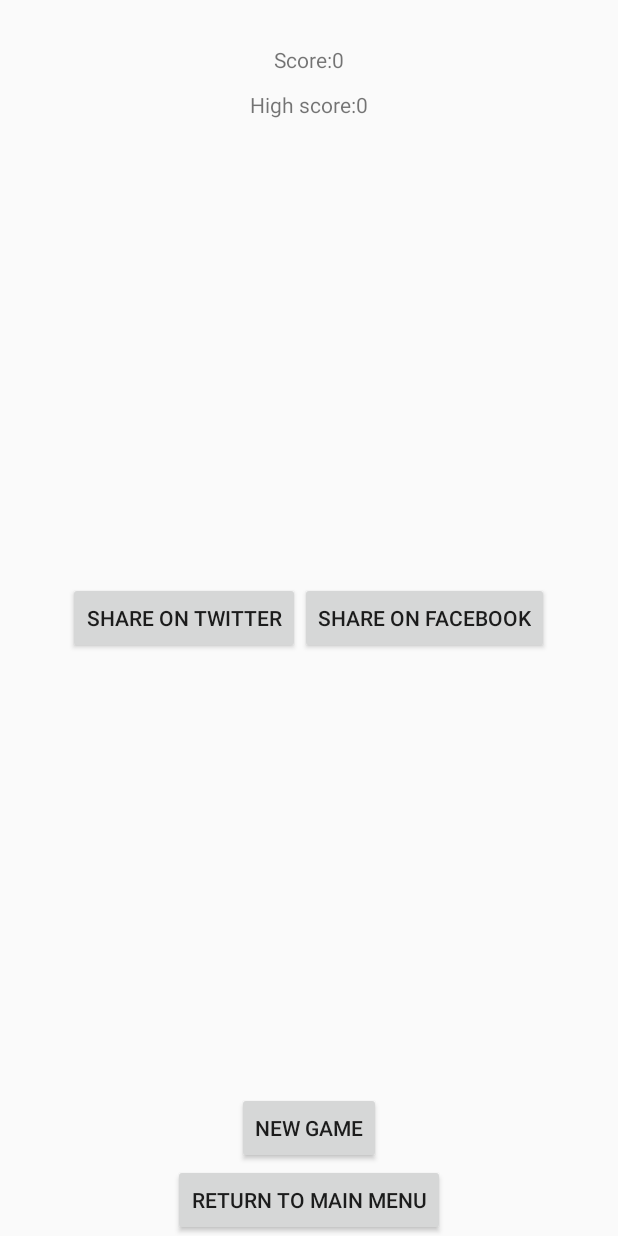
After one commit to valvec/Dr_International, an Android app: the End_game screen opened directly, with no data from a screen before it, on a phone screen of 412 x 824 dp. The commit adds this screen. Run offline under Robolectric (Android 15) with nearby library versions, the phone set to English and light mode, and no system bars; Roboto replaces fonts that are not available here; 1 statement that could not run was skipped.

Commit message:
End Game activity, top score dodan.

```diff
--- a/app/src/main/AndroidManifest.xml
+++ b/app/src/main/AndroidManifest.xml
@@ -1,10 +1,12 @@
 <?xml version="1.0" encoding="utf-8"?>
 <manifest xmlns:android="http://schemas.android.com/apk/res/android"
     package="com.example.drinternational">
+
     <uses-permission android:name="android.permission.INTERNET" />
     <uses-permission android:name="android.permission.ACCESS_FINE_LOCATION" />
     <uses-permission android:name="android.permission.ACCESS_COARSE_LOCATION" />
-    <uses-permission android:name="android.permission.ACCESS_NETWORK_STATE"/>
+    <uses-permission android:name="android.permission.ACCESS_NETWORK_STATE" />
+
     <application
         android:allowBackup="true"
         android:icon="@mipmap/ic_launcher"
@@ -12,6 +14,9 @@
         android:roundIcon="@mipmap/ic_launcher_round"
         android:supportsRtl="true"
         android:theme="@style/Theme.Design.Light.NoActionBar">
+        <activity
+            android:name=".End_game"
+            android:exported="false" />
 
         <meta-data
             android:name="com.google.android.geo.API_KEY"
--- a/app/src/main/java/com/example/drinternational/Ac2Quiz.java
+++ b/app/src/main/java/com/example/drinternational/Ac2Quiz.java
@@ -5,6 +5,7 @@ import static java.lang.Thread.sleep;
 import androidx.annotation.Nullable;
 import androidx.appcompat.app.AppCompatActivity;
 
+import android.content.Intent;
 import android.graphics.Color;
 import android.os.Bundle;
 import android.os.Handler;
@@ -72,9 +73,9 @@ public class Ac2Quiz extends AppCompatActivity implements OnStreetViewPanoramaRe
     }
 
     void finishQuiz(){
-        Toast vt=Toast.makeText(this,"konec " + (Integer.toString(score)),Toast.LENGTH_SHORT);
-        vt.show();
-        naloziLokacijo();
+        Intent intent= new Intent(this,End_game.class);
+        intent.putExtra("score",score);
+        startActivity(intent);
     }
 
     @Override
--- /dev/null
+++ b/app/src/main/java/com/example/drinternational/End_game.java
@@ -0,0 +1,49 @@
+package com.example.drinternational;
+
+import androidx.appcompat.app.AppCompatActivity;
+
+import android.annotation.SuppressLint;
+import android.content.Context;
+import android.content.Intent;
+import android.content.SharedPreferences;
+import android.os.Bundle;
+import android.view.View;
+import android.widget.TextView;
+
+public class End_game extends AppCompatActivity {
+
+
+
+    @SuppressLint("SetTextI18n")
+    @Override
+    protected void onCreate(Bundle savedInstanceState) {
+        super.onCreate(savedInstanceState);
+        setContentView(R.layout.activity_end_game);
+        TextView scoreTv=findViewById(R.id.ScoreText);
+        int score=getIntent().getExtras().getInt("score");
+        scoreTv.setText(getString(R.string.ScoreText)+ score);
+
+        SharedPreferences shramba = getPreferences(Context.MODE_PRIVATE);
+        String kljucTopScore = getResources().getString(R.string.klucTopScore);
+        int topScore = shramba.getInt(kljucTopScore,0);
+
+        if (score>topScore) topScore=score;
+
+        TextView topTv=findViewById(R.id.HighScoreText);
+        topTv.setText(getString(R.string.HighScoreText)+ topScore);
+
+        SharedPreferences.Editor editor = shramba.edit();
+        editor.putInt(kljucTopScore,topScore);
+        editor.commit();
+    }
+
+    public void onClickNG(View view) {
+        Intent Ac2Quiz=new Intent(this, Ac2Quiz.class);
+        startActivity(Ac2Quiz);
+    }
+
+    public void onClickRM(View view) {
+        Intent mainMenu= new Intent(this,MainActivity.class);
+        startActivity(mainMenu);
+    }
+}
--- /dev/null
+++ b/app/src/main/res/layout/activity_end_game.xml
@@ -0,0 +1,75 @@
+<?xml version="1.0" encoding="utf-8"?>
+<RelativeLayout xmlns:android="http://schemas.android.com/apk/res/android"
+    android:layout_width="match_parent"
+    android:layout_height="match_parent"
+    android:paddingLeft="16dp"
+    android:paddingRight="16dp" >
+
+    <TextView
+        android:id="@+id/ScoreText"
+        android:layout_width="wrap_content"
+        android:layout_height="wrap_content"
+        android:text="@string/error"
+        android:layout_alignParentTop="true"
+        android:layout_centerInParent="true"
+        android:paddingTop="30dp"
+        android:paddingBottom="30dp"
+
+        />
+
+    <TextView
+        android:id="@+id/HighScoreText"
+        android:layout_width="wrap_content"
+        android:layout_height="wrap_content"
+        android:text="@string/error"
+        android:layout_alignBottom="@id/ScoreText"
+        android:layout_centerInParent="true"
+        />
+
+    <RelativeLayout
+        android:layout_width="wrap_content"
+        android:layout_height="wrap_content"
+        android:layout_centerInParent="true"
+        >
+        <Button
+            android:id="@+id/fb"
+            android:layout_width="wrap_content"
+            android:layout_height="wrap_content"
+            android:layout_toRightOf="@+id/twitter"
+            android:text="@string/share_on_facebook" />
+
+        <Button
+            android:id="@id/twitter"
+            android:layout_width="wrap_content"
+            android:layout_height="wrap_content"
+            android:text="@string/share_on_twitter"
+
+            />
+
+    </RelativeLayout>
+
+
+
+
+
+
+    <Button
+        android:id="@+id/NewGame"
+        android:layout_width="wrap_content"
+        android:layout_height="wrap_content"
+        android:text="@string/new_game"
+        android:layout_above="@+id/MainMenu"
+        android:layout_centerInParent="true"
+        android:onClick="onClickNG"
+       />
+
+    <Button
+        android:id="@id/MainMenu"
+        android:layout_width="wrap_content"
+        android:layout_height="wrap_content"
+        android:text="@string/return_to_main_menu"
+        android:layout_alignParentBottom="true"
+        android:layout_centerInParent="true"
+        android:onClick="onClickRM"
+ />
+</RelativeLayout>
--- a/app/src/main/res/values/strings.xml
+++ b/app/src/main/res/values/strings.xml
@@ -2,4 +2,12 @@
     <string name="app_name">DrInternational</string>
     <string name="NewGame">New Game</string>
     <string name="SelectMap">Select Map</string>
+    <string name="share_on_facebook">SHARE ON FACEBOOK</string>
+    <string name="share_on_twitter">SHARE ON TWITTER</string>
+    <string name="error">ERROR</string>
+    <string name="new_game">New Game</string>
+    <string name="return_to_main_menu">Return to main menu</string>
+    <string name="klucTopScore">kljuctopscore25255525</string>
+    <string name="HighScoreText">High score: </string>
+    <string name="ScoreText">Score: </string>
 </resources>
```
